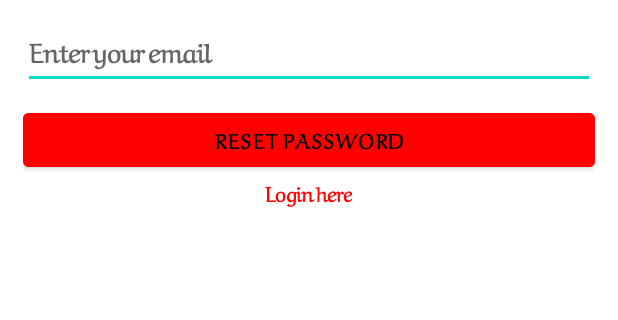
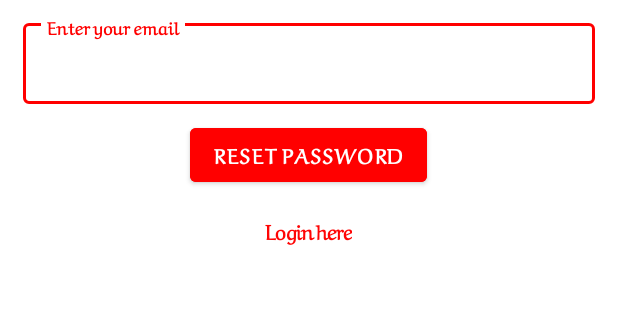
Before and after one commit to eezj35/OrbitalApp, an Android app: the ForgotPassword screen opened directly, with no data from a screen before it, on a phone screen of 412 x 824 dp, the part 376-696 px from its top. Run offline under Robolectric (Android 15) with nearby library versions, the phone set to English and light mode, and no system bars; our stand-ins replace Firebase (no records; nobody signed in at launch, a user with empty details on screens opened directly); Roboto replaces fonts that are not available here.

Commit message:
UI changes on pw page and themes

```diff
--- a/app/src/main/res/drawable-anydpi/filter_icon.xml
+++ b/app/src/main/res/drawable-anydpi/filter_icon.xml
@@ -7,5 +7,5 @@
     android:alpha="0.8">
   <path
       android:fillColor="@android:color/white"
-      android:pathData="M4.25,5.61C6.27,8.2 10,13 10,13v6c0,0.55 0.45,1 1,1h2c0.55,0 1,-0.45 1,-1v-6c0,0 3.72,-4.8 5.74,-7.39C20.25,4.95 19.78,4 18.95,4H5.04C4.21,4 3.74,4.95 4.25,5.61z"/>
+      android:pathData="M7,6h10l-5.01,6.3L7,6zM4.25,5.61C6.27,8.2 10,13 10,13v6c0,0.55 0.45,1 1,1h2c0.55,0 1,-0.45 1,-1v-6c0,0 3.72,-4.8 5.74,-7.39C20.25,4.95 19.78,4 18.95,4H5.04C4.21,4 3.74,4.95 4.25,5.61z"/>
 </vector>
--- a/app/src/main/res/layout/activity_forgot_password.xml
+++ b/app/src/main/res/layout/activity_forgot_password.xml
@@ -15,22 +15,36 @@
         android:src="@drawable/logo" />
 
 
-    <EditText
-        android:id="@+id/enterEmailET"
+    <com.google.android.material.textfield.TextInputLayout
         android:layout_width="match_parent"
         android:layout_height="wrap_content"
-        android:layout_marginBottom="10dp"
+        app:boxStrokeColor="@color/red"
+        app:hintTextColor="@color/red"
         android:hint="Enter your email"
-        android:textStyle="bold"
-        android:paddingBottom="10dp"
-        />
+        style="@style/Widget.MaterialComponents.TextInputLayout.OutlinedBox"
+
+        >
+
+        <EditText
+            android:id="@+id/enterEmailET"
+            android:layout_width="match_parent"
+            android:layout_height="wrap_content"
+            android:layout_marginBottom="10dp"
+            android:padding="15dp"
+            android:textStyle="bold"
+            android:paddingBottom="10dp"
+            />
+
+    </com.google.android.material.textfield.TextInputLayout>
+
 
     <Button
-        android:layout_width="match_parent"
+        android:layout_width="wrap_content"
         android:layout_height="wrap_content"
         android:text="Reset password"
-        android:textColor="@color/black"
+        android:textColor="@color/white"
         android:id="@+id/resetPasswordBtn"
+        android:layout_gravity="center_horizontal"
         android:backgroundTint="#FF0000"
         android:textStyle="bold"
         />
@@ -40,7 +54,8 @@
         android:layout_width="wrap_content"
         android:layout_height="wrap_content"
         android:layout_gravity="center_horizontal"
-        android:layout_marginBottom="15dp"
+
+        android:layout_marginTop="15dp"
         android:text="Login here"
         android:textColor="#ff0505"
         android:textStyle="bold" />
--- a/app/src/main/res/values/themes.xml
+++ b/app/src/main/res/values/themes.xml
@@ -4,7 +4,7 @@
         <!-- Primary brand color. -->
         <item name="android:fontFamily">@font/aref_ruqaa</item>
         <item name="colorPrimary">@color/white</item>
-        <item name="colorPrimaryVariant">@color/black</item>
+        <item name="colorPrimaryVariant">@color/red</item>
         <item name="colorOnPrimary">@color/white</item>
         <!-- Secondary brand color. -->
         <item name="colorSecondary">@color/teal_200</item>
```
Also changed, not shown: app/src/main/res/drawable-hdpi/filter_icon.png (added), app/src/main/res/drawable-mdpi/filter_icon.png (added), app/src/main/res/drawable-xhdpi/filter_icon.png (added), app/src/main/res/drawable-xxhdpi/filter_icon.png (added).
